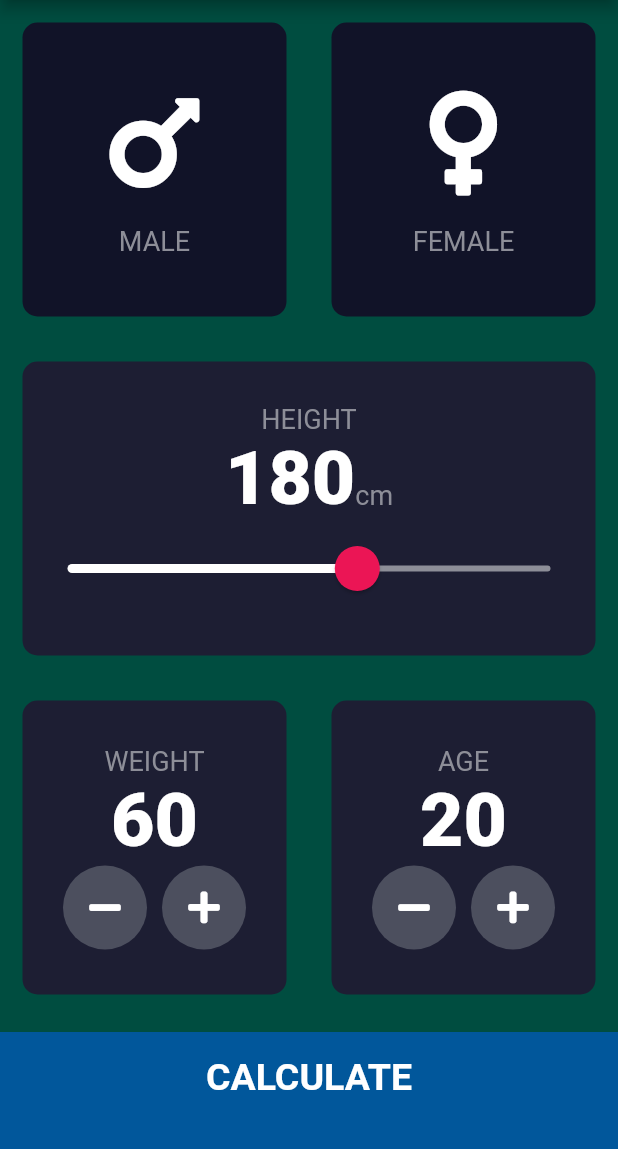
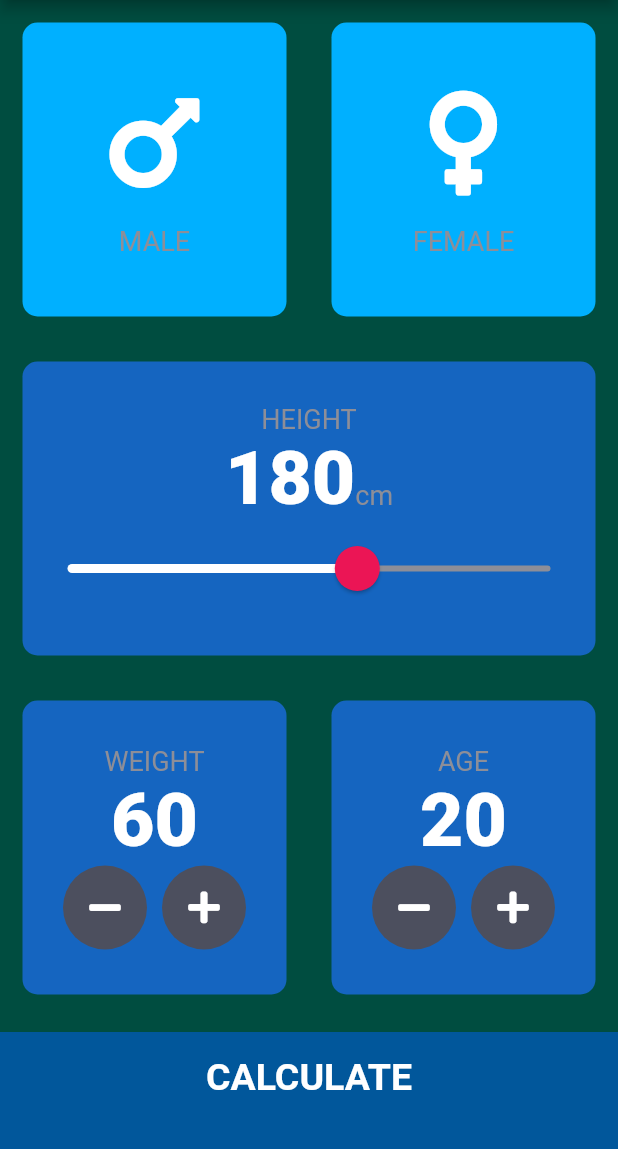
Before and after one commit to smamaHsn/BMI_Advanced_CALCULATOR_In_FLUTTER, a Flutter app: the screen it shows after launch, on a phone screen of 412 x 824 dp, the part 84-1233 px from its top. Run offline on Flutter 3.47's test engine with Material 2 defaults, Android fonts, the phone set to English and light mode, and no system bars; our stand-ins replace font_awesome_flutter.

Commit message:
Main page + Next page buttons color changes

```diff
--- a/lib/constants.dart
+++ b/lib/constants.dart
@@ -1,8 +1,8 @@
 import 'package:flutter/material.dart';
 
 const kBottomContainerHeight = 80.0;
-const kActiveCardColour = Color(0xFF1D1E33);
-const kInactiveCardColour = Color(0xFF111328);
+const kActiveCardColour = Color(0xFF1565C0);
+const kInactiveCardColour = Color(0xFF00B0FF);
 const kBottomContainerColour = Color(0xFF01579B);
 
 const kLabelTextStyle = TextStyle(
```
